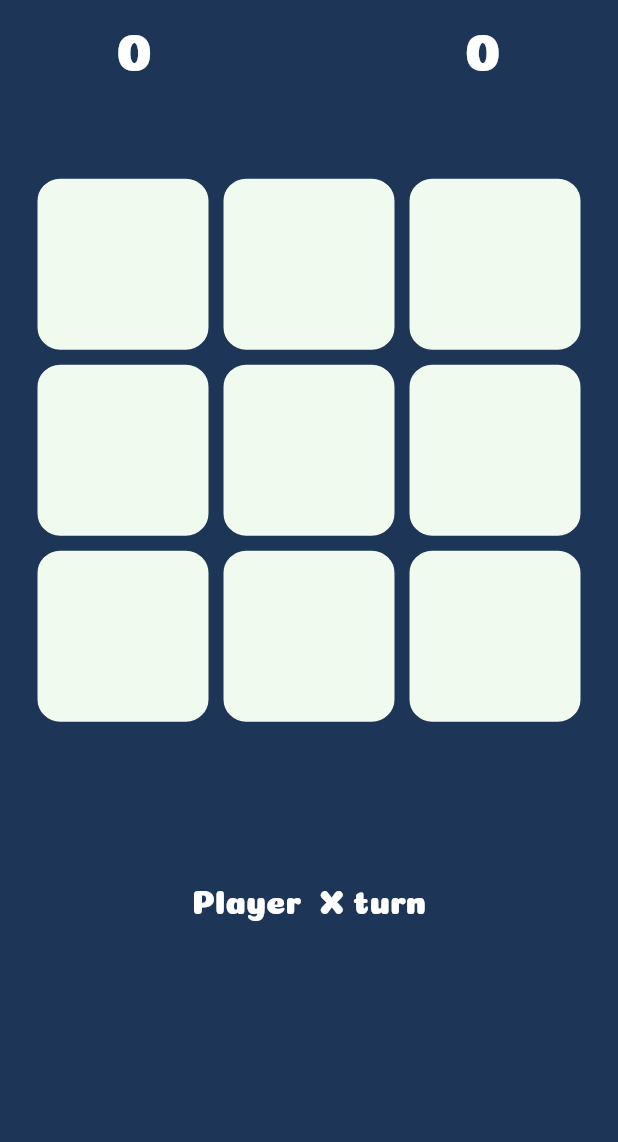
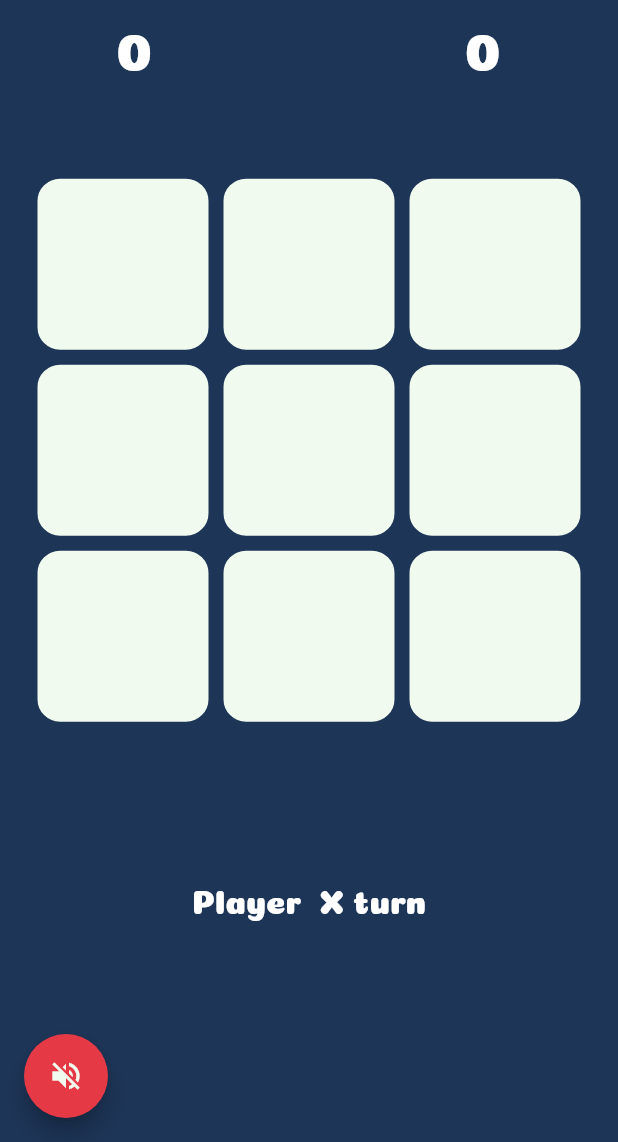
Before and after one commit to Mirzaazmath/flutter_tic_tac_toe_game, a Flutter app: the PlayGameScreen screen opened directly with empty values, on a phone screen of 412 x 824 dp, the part 94-1236 px from its top. Run offline on Flutter 3.47's test engine with Material 3 defaults, Android fonts, the phone set to English and light mode, and no system bars; our stand-ins replace audioplayers, confetti, shared_preferences; accounts and stored records are empty.

Commit message:
add sound indication in both games

```diff
--- a/lib/screens/play_game_screen.dart
+++ b/lib/screens/play_game_screen.dart
@@ -98,6 +98,11 @@ class _PlayGameScreenState extends State<PlayGameScreen> {
       },
       child: Scaffold(
         backgroundColor: Theme.of(context).primaryColor,
+        floatingActionButtonLocation:FloatingActionButtonLocation.startFloat ,
+        floatingActionButton: widget.isSoundAllow?const SizedBox():  FloatingActionButton(onPressed: null,
+          backgroundColor: Theme.of(context).primaryColorDark,
+          shape: RoundedRectangleBorder(borderRadius: BorderRadius.circular(100)),
+          child: Icon(Icons.volume_off,color: Theme.of(context).primaryColorLight,),),
         body: SafeArea(
           child: Padding(
             padding: const EdgeInsets.all(20),
--- a/lib/screens/single_player_game_screen.dart
+++ b/lib/screens/single_player_game_screen.dart
@@ -70,6 +70,11 @@ class _SinglePLayerPlayGameScreenState
       },
       child: Scaffold(
         backgroundColor: Theme.of(context).primaryColor,
+        floatingActionButtonLocation:FloatingActionButtonLocation.startFloat ,
+        floatingActionButton: widget.isSoundAllow?const SizedBox():  FloatingActionButton(onPressed: null,
+        backgroundColor: Theme.of(context).primaryColorDark,
+        shape: RoundedRectangleBorder(borderRadius: BorderRadius.circular(100)),
+        child: Icon(Icons.volume_off,color: Theme.of(context).primaryColorLight,),),
         body: SafeArea(
           child: Padding(
             padding: const EdgeInsets.all(20),
```
